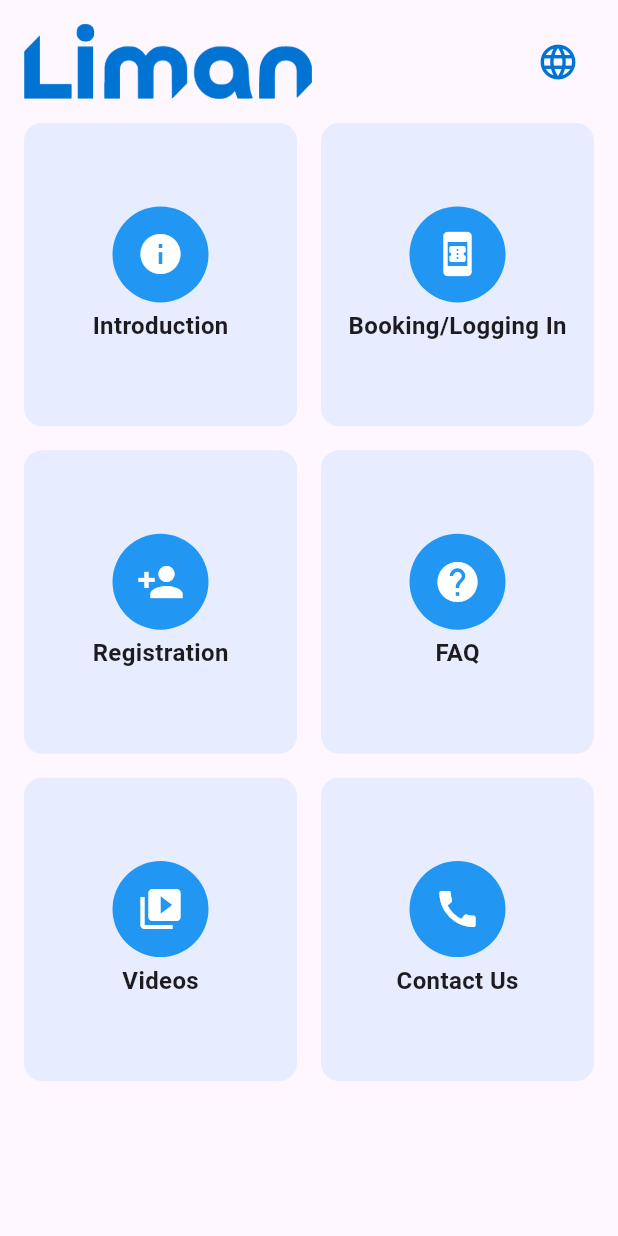
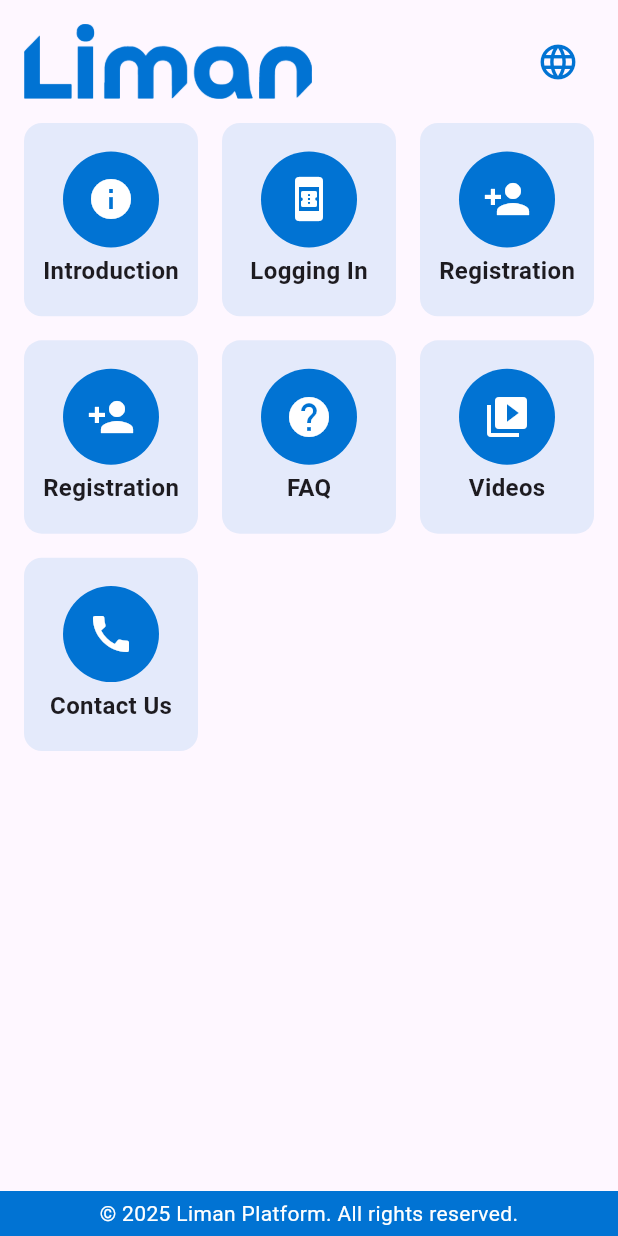
Before and after one commit to raj333921/limanplatform, a Flutter app: the screen it shows after launch, on a phone screen of 412 x 824 dp. Run offline on Flutter 3.47's test engine with Material 3 defaults, Android fonts, the phone set to English and light mode, and no system bars; our stand-ins replace easy_localization, webview_flutter.

Commit message:
modified according to latest steps

```diff
--- a/lib/components/appconfig.dart
+++ b/lib/components/appconfig.dart
@@ -6,12 +6,12 @@ class AppConfig {
   static String get baseUrl {
     switch (languageCode) {
       case 'nl':
-        return "https://y-liman.com/";
+        return "https://y-liman.com";
       case 'en':
-        return "https://y-liman.com/en/";
+        return "https://y-liman.com/en";
       case 'fr':
       default:
-        return "https://y-liman.com/fr/";
+        return "https://y-liman.com/fr";
     }
   }
 }
--- a/lib/constants.dart
+++ b/lib/constants.dart
@@ -1,13 +1,18 @@
 import 'package:flutter/material.dart';
 
 class Constants {
+  static const primary = Color(0xFF0173D3);
+  static const secondary = Colors.white;
+  static const background = Colors.white;
+  static const externallogin = "https://planrijles.nl/scripts/login";
   static final List<Map<String, dynamic>> items = [
-    {'title': 'introduction', 'icon': Icons.info, 'color': Colors.blue},
-    {'title': 'booking', 'icon': Icons.book_online, 'color': Colors.blue},
-    {'title': 'registration', 'icon': Icons.person_add, 'color': Colors.blue},
-    {'title': 'faq', 'icon': Icons.help, 'color': Colors.blue},
-    {'title': 'videos', 'icon': Icons.video_library, 'color': Colors.blue},
-    {'title': 'contact_us', 'icon': Icons.call, 'color': Colors.blue},
+    {'title': 'introduction', 'icon': Icons.info, 'color': primary},
+    {'title': 'booking', 'icon': Icons.book_online, 'color': primary},
+    {'title': 'registration', 'icon': Icons.person_add, 'color': primary},
+    {'title': 'registration', 'icon': Icons.person_add, 'color': primary},
+    {'title': 'faq', 'icon': Icons.help, 'color': primary},
+    {'title': 'videos', 'icon': Icons.video_library, 'color': primary},
+    {'title': 'contact_us', 'icon': Icons.call, 'color': primary},
   ];
 
   static const List<Map<String, String>> faqs = [
--- a/lib/main.dart
+++ b/lib/main.dart
@@ -50,33 +50,34 @@ class LimanPlatform extends StatelessWidget {
                       icon: const Icon(
                         Icons.language,
                         size: 28,
-                        color: Color(0xFF0173D3),
+                        color: Constants.primary,
                       ),
                       onSelected: (value) async {
                         // 🔥 CHANGE LANGUAGE
                         await context.setLocale(Locale(value));
                         AppConfig.languageCode = value; // set globally
+                        print(AppConfig.languageCode);
                       },
                       itemBuilder: (context) => const [
                         PopupMenuItem(
-                          value: 'en',
+                          value: 'fr',
                           child: Text(
-                            "English",
-                            style: TextStyle(color: Color(0xFF0173D3)),
+                            "French",
+                            style: TextStyle(color: Constants.primary),
                           ),
                         ),
                         PopupMenuItem(
                           value: 'nl',
                           child: Text(
                             "Dutch",
-                            style: TextStyle(color: Color(0xFF0173D3)),
+                            style: TextStyle(color: Constants.primary),
                           ),
                         ),
                         PopupMenuItem(
-                          value: 'fr',
+                          value: 'en',
                           child: Text(
-                            "French",
-                            style: TextStyle(color: Color(0xFF0173D3)),
+                            "English",
+                            style: TextStyle(color: Constants.primary),
                           ),
                         ),
                       ],
@@ -93,7 +94,7 @@ class LimanPlatform extends StatelessWidget {
                     itemCount: Constants.items.length,
                     gridDelegate:
                         const SliverGridDelegateWithFixedCrossAxisCount(
-                          crossAxisCount: 2,
+                          crossAxisCount: 3,
                           crossAxisSpacing: 16,
                           mainAxisSpacing: 16,
                           childAspectRatio: 0.9,
@@ -105,6 +106,7 @@ class LimanPlatform extends StatelessWidget {
                               .toLowerCase();
 
                           if (key == "booking") {
+                            print("${AppConfig.baseUrl}/inloggen/");
                             Navigator.push(
                               context,
                               MaterialPageRoute(
@@ -173,7 +175,7 @@ class LimanPlatform extends StatelessWidget {
                                 child: Icon(
                                   Constants.items[index]['icon'],
                                   size: 32,
-                                  color: Colors.white,
+                                  color: Constants.background,
                                 ),
                               ),
                               const SizedBox(height: 4),
@@ -192,6 +194,19 @@ class LimanPlatform extends StatelessWidget {
                   ),
                 ),
               ),
+              Container(
+                width: double.infinity,
+                padding: const EdgeInsets.all(5),
+                color: Constants.primary,
+                child: Text(
+                  "© 2025 Liman Platform. All rights reserved.",
+                  textAlign: TextAlign.center,
+                  style: const TextStyle(
+                    color: Constants.background,
+                    fontSize: 14,
+                  ),
+                ),
+              ),
             ],
           ),
         ),
--- a/pubspec.yaml
+++ b/pubspec.yaml
@@ -30,6 +30,7 @@ environment:
 dependencies:
   webview_flutter: ^4.7.0
   easy_localization: ^3.0.3
+  http: ^1.1.0
   flutter:
     sdk: flutter
   flutter_localizations:
```
Also changed, not shown: assets/translations/en.json (+6 -1 lines), assets/translations/fr.json (+6 -1 lines), assets/translations/nl.json (+6 -1 lines), lib/components/faq.dart (+7 -7 lines), lib/components/loginpage.dart (added, +154 -0 lines), pubspec.lock, 1 other file.
